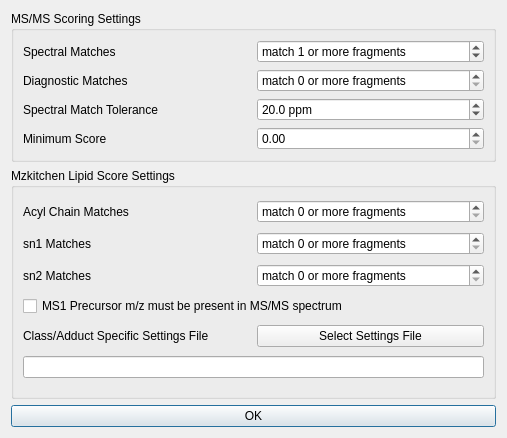
Old version of the form src/maven/forms/msmsscoringsettings.ui in the repository eugenemel/maven.
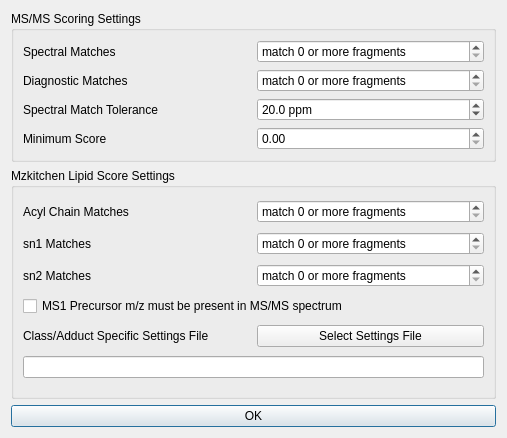
New version of the form.

Commit message: Issue 654: Update default MS/MS scoring threshold to 0 fragment peaks.

```diff
--- a/src/maven/forms/msmsscoringsettings.ui
+++ b/src/maven/forms/msmsscoringsettings.ui
@@ -58,7 +58,7 @@
          <number>99999999</number>
         </property>
         <property name="value">
-         <number>1</number>
+         <number>0</number>
         </property>
        </widget>
       </item>
```
